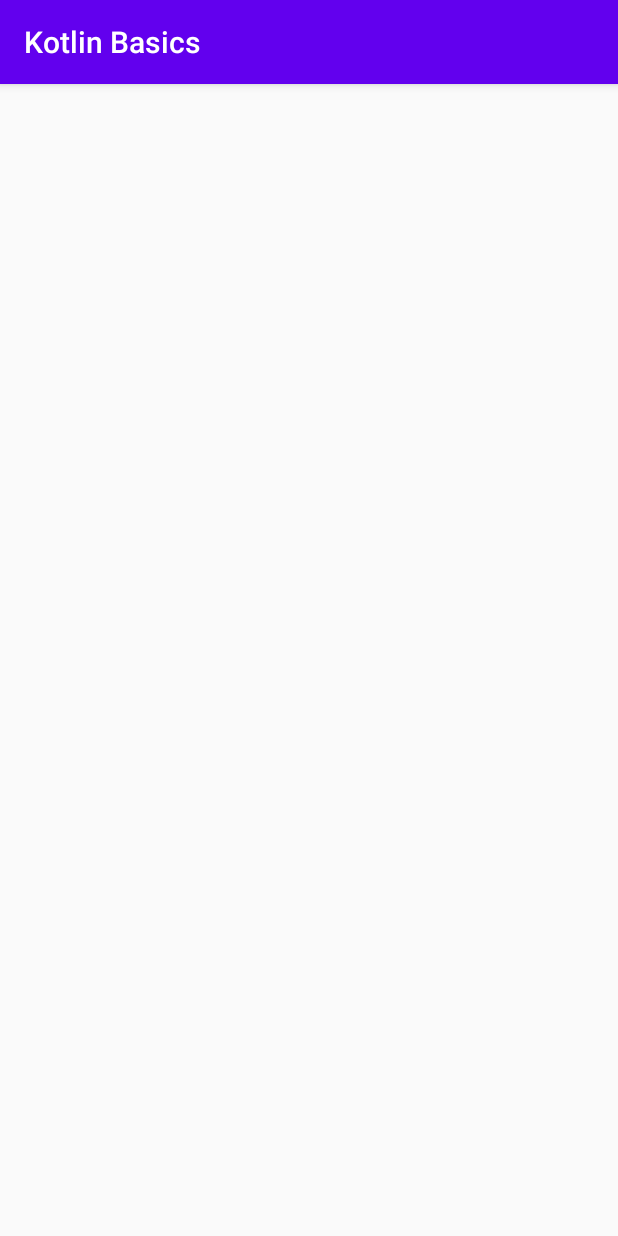
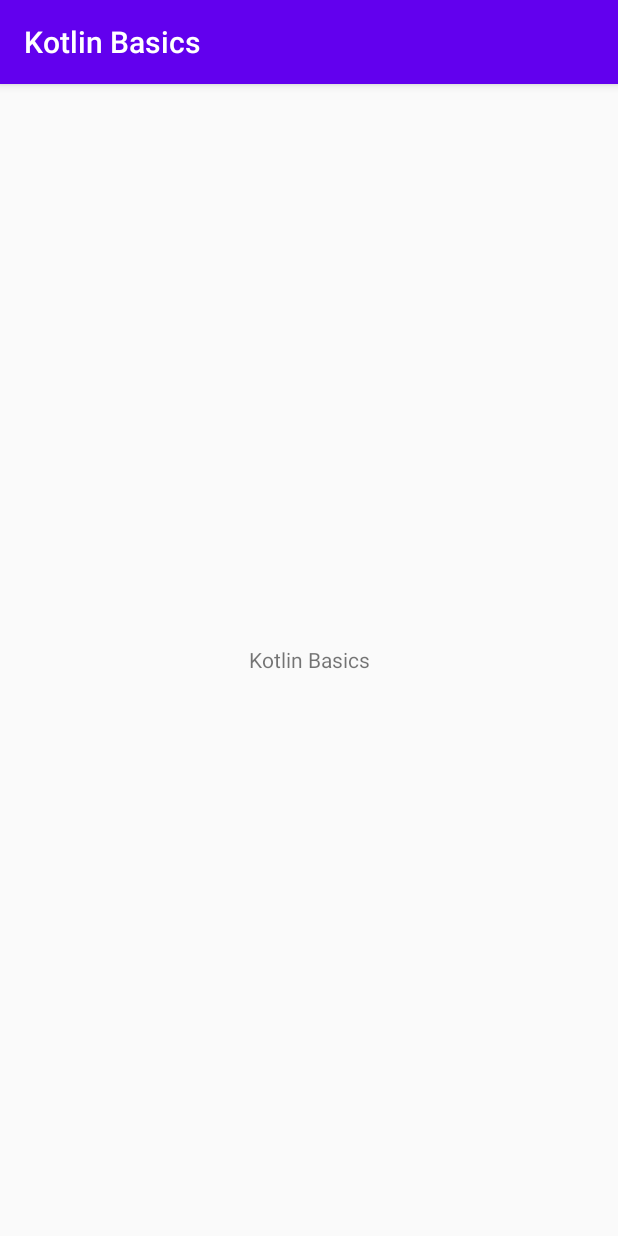
Before and after one commit to ShrutiKoshiya26/KotlinBasics, an Android app: the PrivacyPolicy screen opened directly, with no data from a screen before it, on a phone screen of 412 x 824 dp. Run offline under Robolectric (Android 15) with nearby library versions, the phone set to English and light mode, and no system bars.

Commit message:
Initial commit

```diff
--- a/app/src/main/res/layout/activity_privacy_policy.xml
+++ b/app/src/main/res/layout/activity_privacy_policy.xml
@@ -6,4 +6,12 @@
     android:layout_height="match_parent"
     tools:context=".PrivacyPolicy">
 
+    <TextView
+        android:gravity="center"
+        android:text="@string/app_name"
+        android:layout_width="match_parent"
+        android:layout_height="match_parent">
+
+    </TextView>
+
 </androidx.constraintlayout.widget.ConstraintLayout>
```
